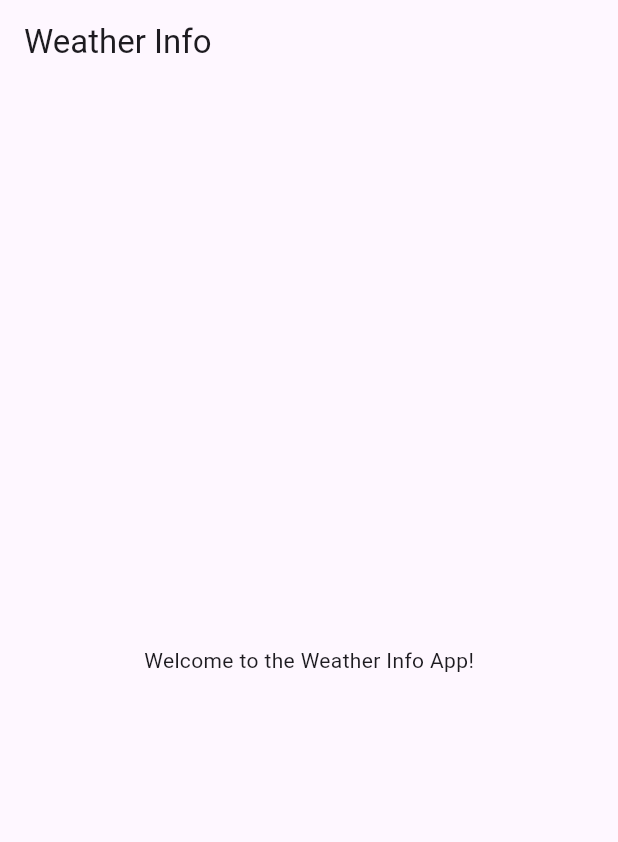
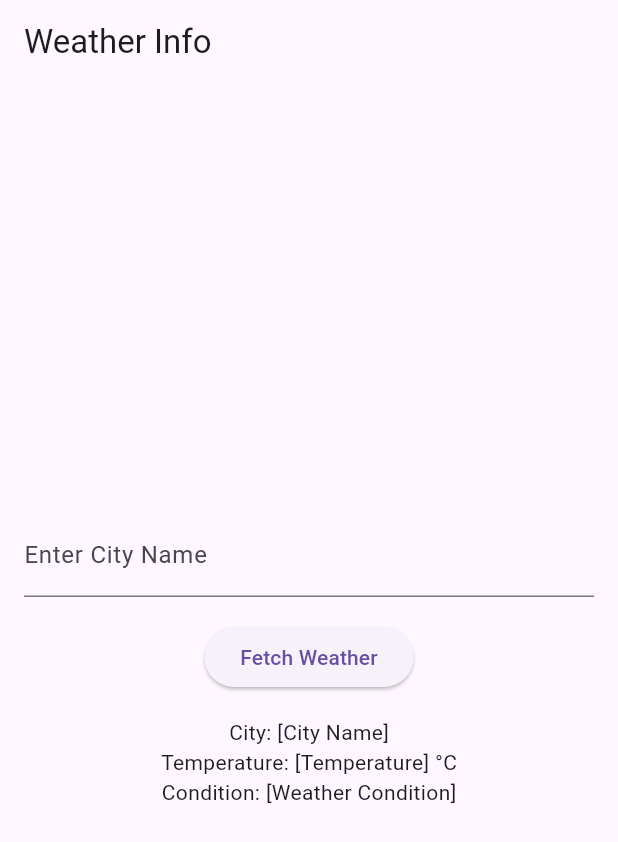
Before and after one commit to BugBeater147/weather_info_app, a Flutter app: the screen it shows after launch, on a phone screen of 412 x 824 dp. Shown: the top 842 px of the screen. Run offline on Flutter 3.47's test engine with Material 3 defaults, Android fonts, the phone set to English and light mode, and no system bars.

Commit message:
Basic UI with input field and button

```diff
--- a/lib/main.dart
+++ b/lib/main.dart
@@ -15,14 +15,36 @@ class MyApp extends StatelessWidget {
 }
 
 class WeatherHome extends StatelessWidget {
+  final TextEditingController cityController = TextEditingController();
+
   @override
   Widget build(BuildContext context) {
     return Scaffold(
       appBar: AppBar(
         title: Text('Weather Info'),
       ),
-      body: Center(
-        child: Text('Welcome to the Weather Info App!'),
+      body: Padding(
+        padding: const EdgeInsets.all(16.0),
+        child: Column(
+          mainAxisAlignment: MainAxisAlignment.center,
+          children: [
+            TextField(
+              controller: cityController,
+              decoration: InputDecoration(labelText: 'Enter City Name'),
+            ),
+            SizedBox(height: 16),
+            ElevatedButton(
+              onPressed: () {
+                // Fetch weather logic will be added here later
+              },
+              child: Text('Fetch Weather'),
+            ),
+            SizedBox(height: 16),
+            Text('City: [City Name]'),
+            Text('Temperature: [Temperature] °C'),
+            Text('Condition: [Weather Condition]'),
+          ],
+        ),
       ),
     );
   }
```
